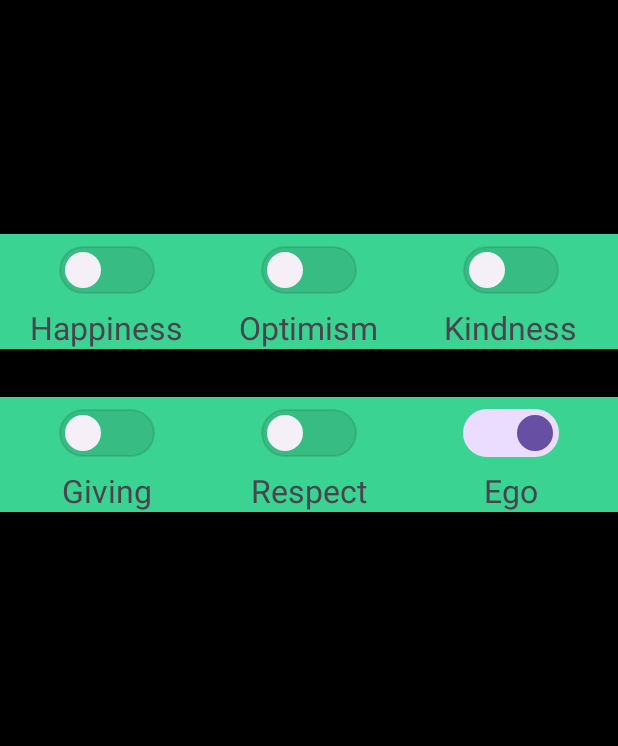
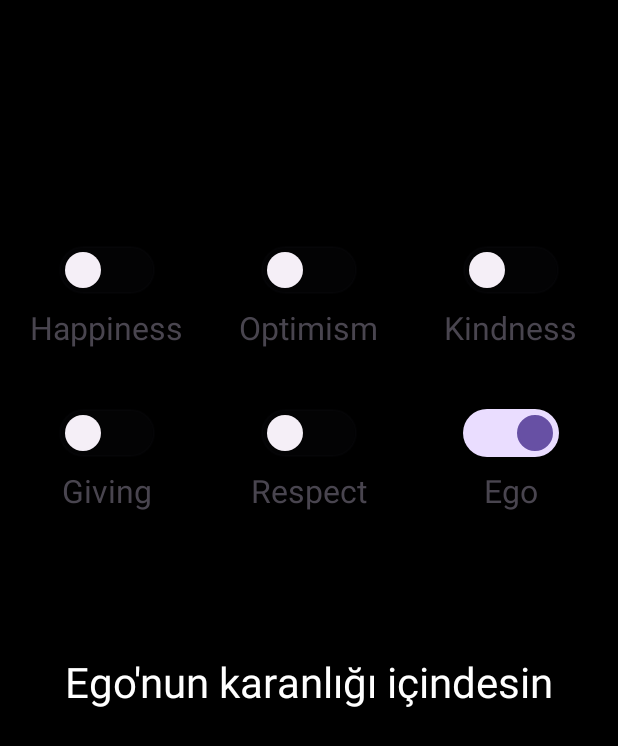
Before and after one commit to smtersoyoglu/KeKodProject, an Android app: the screen it shows after launch (MainActivity), on a phone screen of 412 x 824 dp. Shown: the top 746 px of the screen. Run offline under Robolectric (Android 15) with nearby library versions, the phone set to English and light mode, and no system bars; our stand-ins replace data binding.

Commit message:
Added a splash screen with countdown timer

```diff
--- a/app/build.gradle.kts
+++ b/app/build.gradle.kts
@@ -59,4 +59,7 @@ dependencies {
     implementation ("com.github.bumptech.glide:glide:4.14.2")
     annotationProcessor ("com.github.bumptech.glide:compiler:4.14.2")
 
+    // splash screen
+    implementation ("com.airbnb.android:lottie:3.4.0")
+
 }
--- /dev/null
+++ b/app/src/main/java/com/smtersoyoglu/kekodproject/ui/splashscreen/SplashScreenFragment.kt
@@ -0,0 +1,36 @@
+package com.smtersoyoglu.kekodproject.ui.splashscreen
+
+import android.os.Bundle
+import android.os.CountDownTimer
+import androidx.fragment.app.Fragment
+import android.view.LayoutInflater
+import android.view.View
+import android.view.ViewGroup
+import androidx.navigation.fragment.findNavController
+import com.smtersoyoglu.kekodproject.R
+
+
+class SplashScreenFragment : Fragment() {
+
+    override fun onCreate(savedInstanceState: Bundle?) {
+        super.onCreate(savedInstanceState)
+
+        val timer = object: CountDownTimer(4000, 1000) {
+            override fun onTick(millisUntilFinished: Long) {}
+
+            override fun onFinish() {
+                findNavController().navigate(R.id.action_splashScreenFragment_to_dashboardFragment)
+            }
+        }
+        timer.start()
+    }
+
+    override fun onCreateView(
+        inflater: LayoutInflater, container: ViewGroup?,
+        savedInstanceState: Bundle?
+    ): View? {
+        // Inflate the layout for this fragment
+        return inflater.inflate(R.layout.fragment_splash_screen, container, false)
+    }
+
+}
--- a/app/src/main/res/layout/fragment_dashboard.xml
+++ b/app/src/main/res/layout/fragment_dashboard.xml
@@ -20,7 +20,6 @@
             android:layout_width="match_parent"
             android:layout_height="wrap_content"
             android:orientation="horizontal"
-            android:background="@color/color_green"
             android:layout_marginTop="156dp">
 
             <!-- First Row -->
@@ -115,7 +114,6 @@
             android:layout_width="match_parent"
             android:layout_height="wrap_content"
             android:orientation="horizontal"
-            android:background="@color/color_green"
             android:layout_marginTop="32dp"
             android:gravity="center">
 
--- a/app/src/main/res/navigation/nav_graph.xml
+++ b/app/src/main/res/navigation/nav_graph.xml
@@ -3,7 +3,7 @@
     xmlns:app="http://schemas.android.com/apk/res-auto"
     xmlns:tools="http://schemas.android.com/tools"
     android:id="@+id/nav_graph"
-    app:startDestination="@id/dashboardFragment">
+    app:startDestination="@id/splashScreenFragment">
 
     <fragment
         android:id="@+id/dashboardFragment"
@@ -35,4 +35,13 @@
         android:name="com.smtersoyoglu.kekodproject.ui.fragments.RespectFragment"
         android:label="fragment_respect"
         tools:layout="@layout/fragment_respect" />
+    <fragment
+        android:id="@+id/splashScreenFragment"
+        android:name="com.smtersoyoglu.kekodproject.ui.splashscreen.SplashScreenFragment"
+        android:label="fragment_splash_screen"
+        tools:layout="@layout/fragment_splash_screen" >
+        <action
+            android:id="@+id/action_splashScreenFragment_to_dashboardFragment"
+            app:destination="@id/dashboardFragment" />
+    </fragment>
 </navigation>
```
Also changed, not shown: app/src/main/res/layout/fragment_splash_screen.xml (added, +22 -0 lines), app/src/main/res/raw/splash_anim.json (added, +1 -0 lines).
